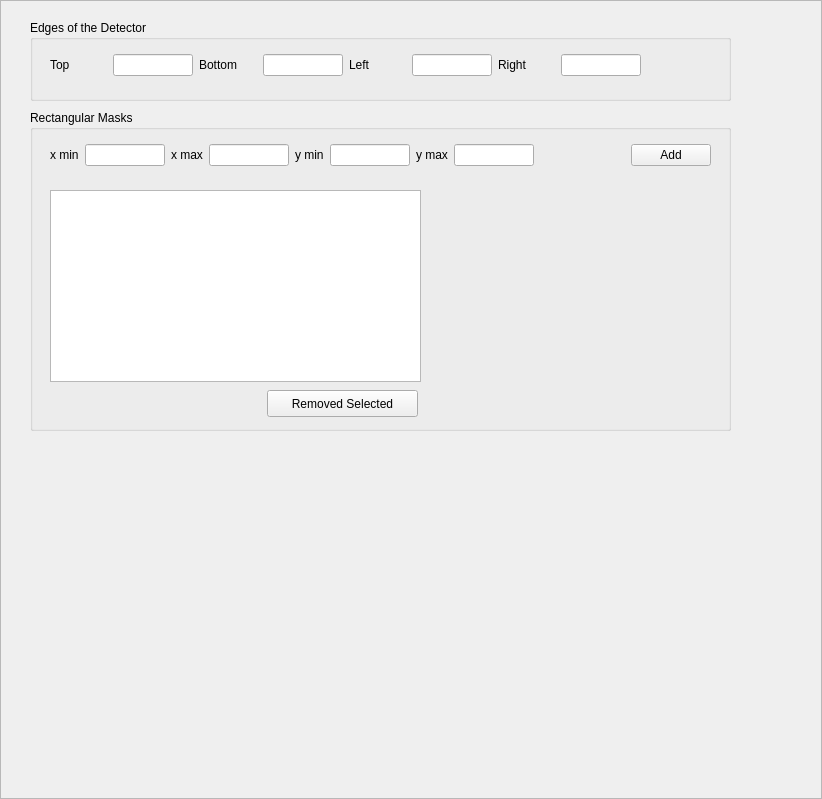
Old version of the form Code/Mantid/Scripts/Interface/ui/mask.ui in the repository mantidproject/mantid.
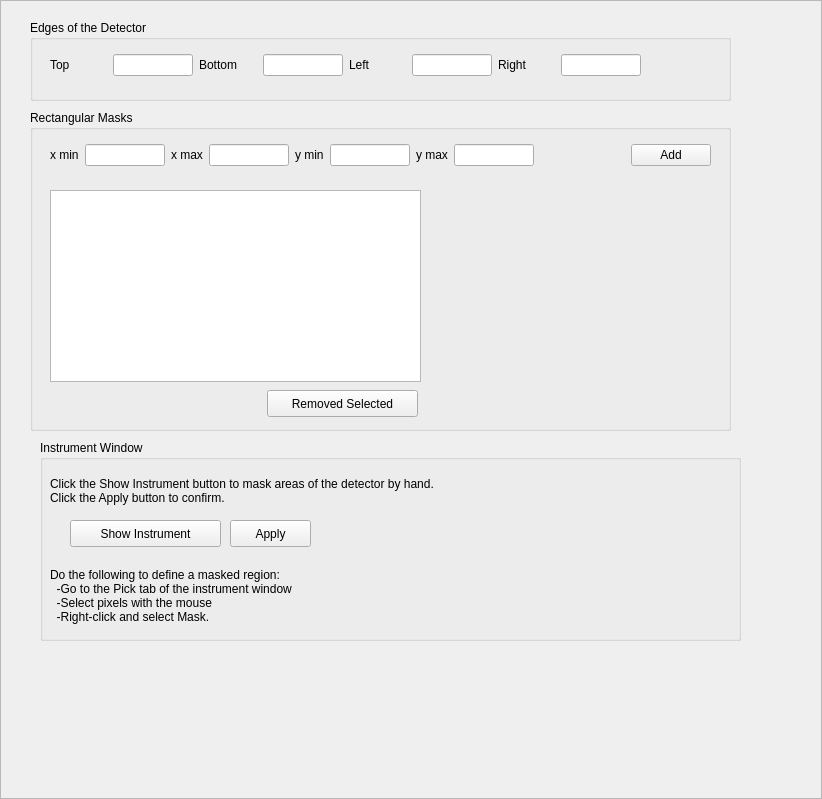
New version of the form.

Commit message: Update mask panel to pop up the instrument window and see/modify the mask. Re #2438

```diff
--- a/Code/Mantid/Scripts/Interface/ui/mask.ui
+++ b/Code/Mantid/Scripts/Interface/ui/mask.ui
@@ -335,6 +335,81 @@
     </property>
    </widget>
   </widget>
+  <widget class="QGroupBox" name="instrument_groupbox">
+   <property name="geometry">
+    <rect>
+     <x>40</x>
+     <y>440</y>
+     <width>701</width>
+     <height>201</height>
+    </rect>
+   </property>
+   <property name="title">
+    <string>Instrument Window</string>
+   </property>
+   <widget class="QLabel" name="label_9">
+    <property name="geometry">
+     <rect>
+      <x>10</x>
+      <y>30</y>
+      <width>541</width>
+      <height>41</height>
+     </rect>
+    </property>
+    <property name="text">
+     <string>Click the Show Instrument button to mask areas of the detector by hand.
+Click the Apply button to confirm.</string>
+    </property>
+   </widget>
+   <widget class="QPushButton" name="show_instr_button">
+    <property name="geometry">
+     <rect>
+      <x>30</x>
+      <y>80</y>
+      <width>151</width>
+      <height>27</height>
+     </rect>
+    </property>
+    <property name="toolTip">
+     <string>Remove the selected mask item from the list</string>
+    </property>
+    <property name="text">
+     <string>Show Instrument</string>
+    </property>
+   </widget>
+   <widget class="QLabel" name="label_10">
+    <property name="geometry">
+     <rect>
+      <x>10</x>
+      <y>120</y>
+      <width>541</width>
+      <height>71</height>
+     </rect>
+    </property>
+    <property name="text">
+     <string>Do the following to define a masked region:
+  -Go to the Pick tab of the instrument window
+  -Select pixels with the mouse
+  -Right-click and select Mask.</string>
+    </property>
+   </widget>
+   <widget class="QPushButton" name="apply_instr_button">
+    <property name="geometry">
+     <rect>
+      <x>190</x>
+      <y>80</y>
+      <width>81</width>
+      <height>27</height>
+     </rect>
+    </property>
+    <property name="toolTip">
+     <string>Remove the selected mask item from the list</string>
+    </property>
+    <property name="text">
+     <string>Apply</string>
+    </property>
+   </widget>
+  </widget>
  </widget>
  <resources/>
  <connections/>
```
The commit also changes 7 other files.
